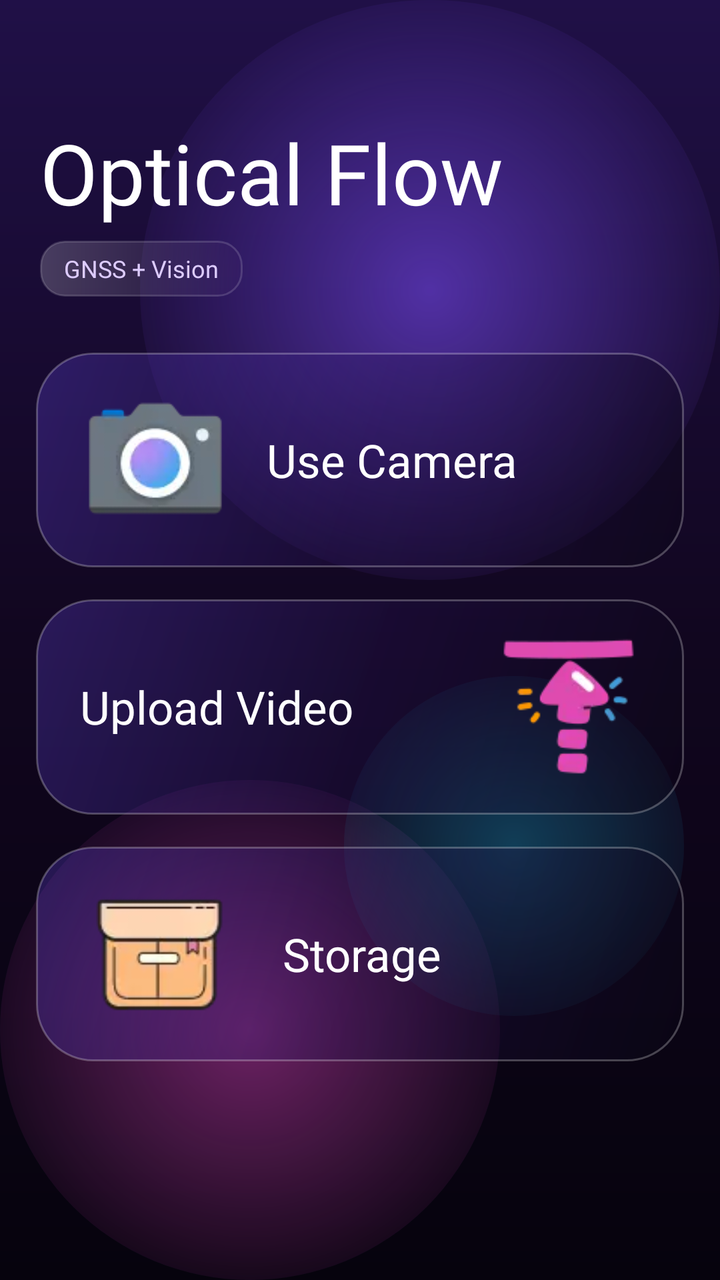
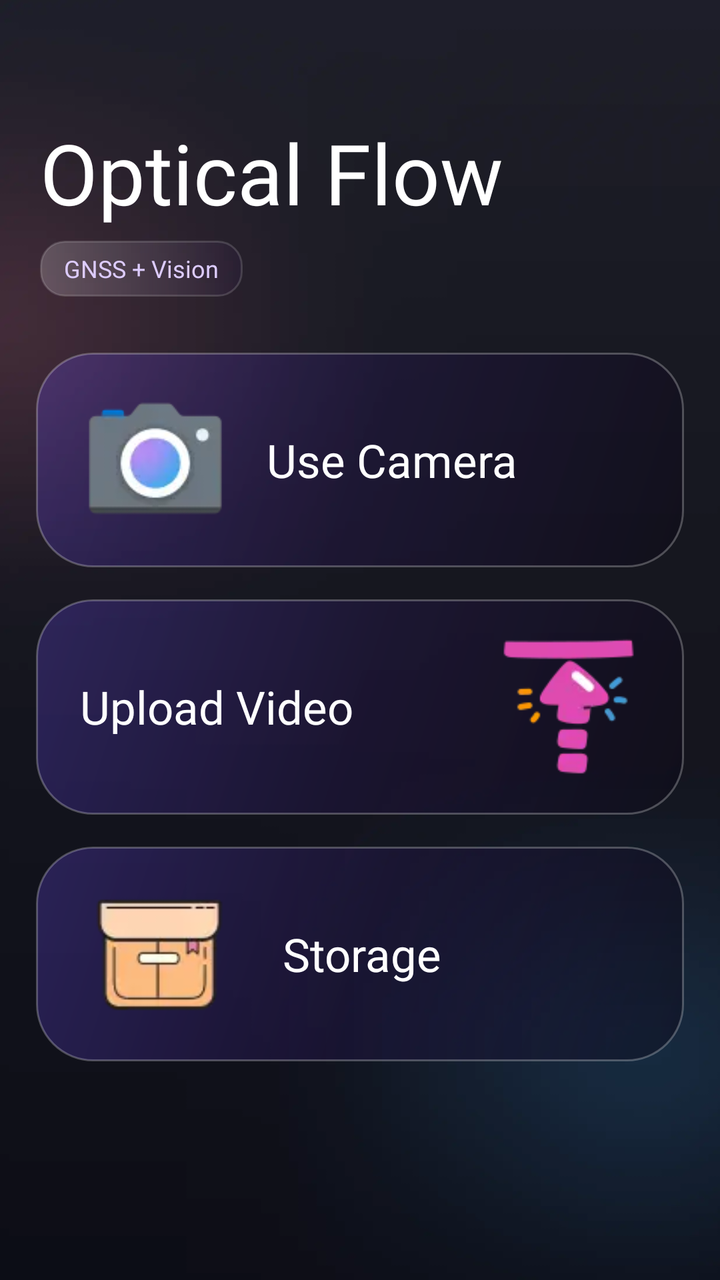

Two renders of the same Android screen: before a commit and after it. Below are the layout's source before the change and the commit's diff.
<!-- AndroidManifest.xml: application theme Theme.BaseProject -->
<!-- res/layout/fragment_home_optical_flow.xml -->
<?xml version="1.0" encoding="utf-8"?>
<androidx.constraintlayout.widget.ConstraintLayout xmlns:android="http://schemas.android.com/apk/res/android"
    xmlns:app="http://schemas.android.com/apk/res-auto"
    android:layout_width="match_parent"
    android:layout_height="match_parent"
    android:background="@drawable/bg_camera_bubble_gradient">

    <TextView
        android:id="@+id/imgTitle"
        android:layout_width="0dp"
        android:layout_height="wrap_content"
        android:layout_marginHorizontal="20dp"
        android:layout_marginTop="58dp"
        android:fontFamily="@font/inter_black"
        android:gravity="start"
        android:text="Optical Flow"
        android:textColor="@color/white"
        android:textSize="42sp"
        app:layout_constraintEnd_toEndOf="parent"
        app:layout_constraintHorizontal_bias="0"
        app:layout_constraintStart_toStartOf="parent"
        app:layout_constraintTop_toTopOf="parent" />

    <TextView
        android:id="@+id/tvHomeChip"
        android:layout_width="wrap_content"
        android:layout_height="28dp"
        android:layout_marginStart="20dp"
        android:layout_marginTop="6dp"
        android:background="@drawable/bg_glass_chip"
        android:fontFamily="@font/inter_extra_bold"
        android:gravity="center"
        android:paddingHorizontal="12dp"
        android:text="GNSS + Vision"
        android:textColor="#DDCCFF"
        android:textSize="12sp"
        app:layout_constraintStart_toStartOf="parent"
        app:layout_constraintTop_toBottomOf="@id/imgTitle" />

    <ImageView
        android:id="@+id/btnFunc1"
        android:layout_width="0dp"
        android:layout_height="0dp"
        android:layout_marginHorizontal="18dp"
        android:layout_marginTop="28dp"
        android:background="@drawable/bg_home_action_card"
        android:clickable="true"
        android:contentDescription="@null"
        android:focusable="true"
        android:scaleType="fitCenter"
        app:layout_constraintDimensionRatio="760:252"
        app:layout_constraintEnd_toEndOf="parent"
        app:layout_constraintStart_toStartOf="parent"
        app:layout_constraintTop_toBottomOf="@id/tvHomeChip" />

    <ImageView
        android:id="@+id/ivCamera"
        android:layout_width="0dp"
        android:layout_height="0dp"
        android:layout_marginStart="22dp"
        android:layout_marginVertical="16dp"
        android:contentDescription="@null"
        android:scaleType="fitCenter"
        android:src="@drawable/ic_camera"
        app:layout_constraintBottom_toBottomOf="@id/btnFunc1"
        app:layout_constraintDimensionRatio="1"
        app:layout_constraintStart_toStartOf="@id/btnFunc1"
        app:layout_constraintTop_toTopOf="@id/btnFunc1" />

    <TextView
        android:id="@+id/tvUseCamera"
        android:layout_width="0dp"
        android:layout_height="wrap_content"
        android:layout_marginStart="18dp"
        android:layout_marginEnd="20dp"
        android:ellipsize="end"
        android:fontFamily="@font/inter_black"
        android:maxLines="1"
        android:text="Use Camera"
        android:textColor="@color/white"
        android:textSize="23sp"
        app:layout_constraintBottom_toBottomOf="@id/btnFunc1"
        app:layout_constraintEnd_toEndOf="@id/btnFunc1"
        app:layout_constraintStart_toEndOf="@id/ivCamera"
        app:layout_constraintTop_toTopOf="@id/btnFunc1" />

    <ImageView
        android:id="@+id/btnFunc2"
        android:layout_width="0dp"
        android:layout_height="0dp"
        android:layout_marginHorizontal="18dp"
        android:layout_marginTop="16dp"
        android:background="@drawable/bg_home_action_card"
        android:clickable="true"
        android:contentDescription="@null"
        android:focusable="true"
        android:scaleType="fitCenter"
        app:layout_constraintDimensionRatio="760:252"
        app:layout_constraintEnd_toEndOf="parent"
        app:layout_constraintStart_toStartOf="parent"
        app:layout_constraintTop_toBottomOf="@id/btnFunc1" />

    <ImageView
        android:id="@+id/ivUpload"
        android:layout_width="0dp"
        android:layout_height="0dp"
        android:layout_marginEnd="20dp"
        android:layout_marginVertical="16dp"
        android:contentDescription="@null"
        android:scaleType="fitCenter"
        android:src="@drawable/ic_upload"
        app:layout_constraintBottom_toBottomOf="@id/btnFunc2"
        app:layout_constraintDimensionRatio="1"
        app:layout_constraintEnd_toEndOf="@id/btnFunc2"
        app:layout_constraintTop_toTopOf="@id/btnFunc2" />

    <TextView
        android:id="@+id/tvUpload"
        android:layout_width="0dp"
        android:layout_height="wrap_content"
        android:layout_marginStart="22dp"
        android:layout_marginEnd="18dp"
        android:ellipsize="end"
        android:fontFamily="@font/inter_black"
        android:maxLines="1"
        android:text="Upload Video"
        android:textColor="@color/white"
        android:textSize="23sp"
        app:layout_constraintBottom_toBottomOf="@id/btnFunc2"
        app:layout_constraintEnd_toStartOf="@id/ivUpload"
        app:layout_constraintStart_toStartOf="@id/btnFunc2"
        app:layout_constraintTop_toTopOf="@id/btnFunc2" />

    <ImageView
        android:id="@+id/btnFunc3"
        android:layout_width="0dp"
        android:layout_height="0dp"
        android:layout_marginHorizontal="18dp"
        android:layout_marginTop="16dp"
        android:background="@drawable/bg_home_action_card"
        android:clickable="true"
        android:contentDescription="@null"
        android:focusable="true"
        android:scaleType="fitCenter"
        app:layout_constraintDimensionRatio="760:252"
        app:layout_constraintEnd_toEndOf="parent"
        app:layout_constraintStart_toStartOf="parent"
        app:layout_constraintTop_toBottomOf="@id/btnFunc2" />

    <ImageView
        android:id="@+id/ivStorage"
        android:layout_width="0dp"
        android:layout_height="0dp"
        android:layout_marginStart="18dp"
        android:layout_marginVertical="10dp"
        android:contentDescription="@null"
        android:scaleType="centerCrop"
        android:src="@drawable/ic_storage"
        app:layout_constraintBottom_toBottomOf="@id/btnFunc3"
        app:layout_constraintDimensionRatio="1"
        app:layout_constraintStart_toStartOf="@id/btnFunc3"
        app:layout_constraintTop_toTopOf="@id/btnFunc3" />

    <TextView
        android:id="@+id/tvStorage"
        android:layout_width="0dp"
        android:layout_height="wrap_content"
        android:layout_marginStart="18dp"
        android:layout_marginEnd="20dp"
        android:ellipsize="end"
        android:fontFamily="@font/inter_black"
        android:maxLines="1"
        android:text="Storage"
        android:textColor="@color/white"
        android:textSize="23sp"
        app:layout_constraintBottom_toBottomOf="@id/btnFunc3"
        app:layout_constraintEnd_toEndOf="@id/btnFunc3"
        app:layout_constraintStart_toEndOf="@id/ivStorage"
        app:layout_constraintTop_toTopOf="@id/btnFunc3" />

</androidx.constraintlayout.widget.ConstraintLayout>
<!-- resources referenced by this layout -->
<resources>
  <color name="white">#FFFFFFFF</color>
  <!-- drawable bg_camera_bubble_gradient (drawable) -->
  <?xml version="1.0" encoding="utf-8"?>
  <layer-list xmlns:android="http://schemas.android.com/apk/res/android">
      <item>
          <shape android:shape="rectangle">
              <gradient
                  android:angle="270"
                  android:centerColor="#11061F"
                  android:endColor="#06030D"
                  android:startColor="#201047" />
          </shape>
      </item>
      <item
          android:width="290dp"
          android:height="290dp"
          android:gravity="top|right">
          <shape android:shape="oval">
              <gradient
                  android:endColor="#006F43FF"
                  android:gradientRadius="165dp"
                  android:startColor="#8C7E4DFF"
                  android:type="radial" />
          </shape>
      </item>
      <item
          android:width="250dp"
          android:height="250dp"
          android:gravity="bottom|left">
          <shape android:shape="oval">
              <gradient
                  android:endColor="#00FF4DDA"
                  android:gradientRadius="150dp"
                  android:startColor="#66FF4DDA"
                  android:type="radial" />
          </shape>
      </item>
      <item
          android:width="170dp"
          android:height="170dp"
          android:bottom="132dp"
          android:gravity="bottom|right"
          android:right="18dp">
          <shape android:shape="oval">
              <gradient
                  android:endColor="#0017D8FF"
                  android:gradientRadius="110dp"
                  android:startColor="#4417D8FF"
                  android:type="radial" />
          </shape>
      </item>
  </layer-list>
  <!-- drawable bg_glass_chip (drawable) -->
  <?xml version="1.0" encoding="utf-8"?>
  <shape xmlns:android="http://schemas.android.com/apk/res/android">
      <gradient
          android:angle="0"
          android:endColor="#223A185B"
          android:startColor="#33FFFFFF" />
      <corners android:radius="12dp" />
      <stroke
          android:width="1dp"
          android:color="#26FFFFFF" />
  </shape>
  <!-- drawable bg_home_action_card (drawable) -->
  <?xml version="1.0" encoding="utf-8"?>
  <ripple xmlns:android="http://schemas.android.com/apk/res/android"
      android:color="#38FFFFFF">
      <item>
          <shape android:shape="rectangle">
              <gradient
                  android:angle="315"
                  android:centerColor="#55261354"
                  android:endColor="#6E090513"
                  android:startColor="#426F4DFF" />
              <corners android:radius="28dp" />
              <stroke
                  android:width="1dp"
                  android:color="#40FFFFFF" />
          </shape>
      </item>
  </ripple>
  <!-- drawable ic_camera: webp bitmap (drawable, 988 bytes) -->
  <!-- drawable ic_storage: webp bitmap (drawable, 1032 bytes) -->
  <!-- drawable ic_upload: webp bitmap (drawable, 1786 bytes) -->
  <style name="Theme.BaseProject" parent="Base.Theme.BaseProject" />
  <style name="Base.Theme.BaseProject" parent="Theme.MaterialComponents.Light.NoActionBar">
          
          <item name="colorPrimary">@color/purple_500</item>
          <item name="colorPrimaryVariant">@color/purple_700</item>
          <item name="colorOnPrimary">@color/white</item>
          
          <item name="colorSecondary">@color/teal_200</item>
          <item name="colorSecondaryVariant">@color/teal_700</item>
          <item name="colorOnSecondary">@color/black</item>
          
          <item name="android:statusBarColor">?attr/colorPrimaryVariant</item>
          
          
          <item name="android:colorControlHighlight">@color/ripple_color_main</item>
      </style>
  <color name="purple_500">#FF6200EE</color>
  <color name="purple_700">#FF3700B3</color>
  <color name="teal_200">#FF03DAC5</color>
  <color name="teal_700">#FF018786</color>
  <color name="black">#FF000000</color>
  <color name="ripple_color_main">#2DE14EFE</color>
</resources>

<!-- the commit's change to res/layout/fragment_home_optical_flow.xml (unified diff, before → after) -->
@@ -3,7 +3,7 @@
     xmlns:app="http://schemas.android.com/apk/res-auto"
     android:layout_width="match_parent"
     android:layout_height="match_parent"
-    android:background="@drawable/bg_camera_bubble_gradient">
+    android:background="@drawable/bg_main">
 
     <TextView
         android:id="@+id/imgTitle"
<!-- resource entries referenced after the edit -->
@@ -1,57 +1,6 @@
 <!-- resources referenced by this layout -->
 <resources>
   <color name="white">#FFFFFFFF</color>
-  <!-- drawable bg_camera_bubble_gradient (drawable) -->
-  <?xml version="1.0" encoding="utf-8"?>
-  <layer-list xmlns:android="http://schemas.android.com/apk/res/android">
-      <item>
-          <shape android:shape="rectangle">
-              <gradient
-                  android:angle="270"
-                  android:centerColor="#11061F"
-                  android:endColor="#06030D"
-                  android:startColor="#201047" />
-          </shape>
-      </item>
-      <item
-          android:width="290dp"
-          android:height="290dp"
-          android:gravity="top|right">
-          <shape android:shape="oval">
-              <gradient
-                  android:endColor="#006F43FF"
-                  android:gradientRadius="165dp"
-                  android:startColor="#8C7E4DFF"
-                  android:type="radial" />
-          </shape>
-      </item>
-      <item
-          android:width="250dp"
-          android:height="250dp"
-          android:gravity="bottom|left">
-          <shape android:shape="oval">
-              <gradient
-                  android:endColor="#00FF4DDA"
-                  android:gradientRadius="150dp"
-                  android:startColor="#66FF4DDA"
-                  android:type="radial" />
-          </shape>
-      </item>
-      <item
-          android:width="170dp"
-          android:height="170dp"
-          android:bottom="132dp"
-          android:gravity="bottom|right"
-          android:right="18dp">
-          <shape android:shape="oval">
-              <gradient
-                  android:endColor="#0017D8FF"
-                  android:gradientRadius="110dp"
-                  android:startColor="#4417D8FF"
-                  android:type="radial" />
-          </shape>
-      </item>
-  </layer-list>
   <!-- drawable bg_glass_chip (drawable) -->
   <?xml version="1.0" encoding="utf-8"?>
   <shape xmlns:android="http://schemas.android.com/apk/res/android">
@@ -82,6 +31,7 @@
           </shape>
       </item>
   </ripple>
+  <!-- drawable bg_main: webp bitmap (drawable, 88712 bytes) -->
   <!-- drawable ic_camera: webp bitmap (drawable, 988 bytes) -->
   <!-- drawable ic_storage: webp bitmap (drawable, 1032 bytes) -->
   <!-- drawable ic_upload: webp bitmap (drawable, 1786 bytes) -->
